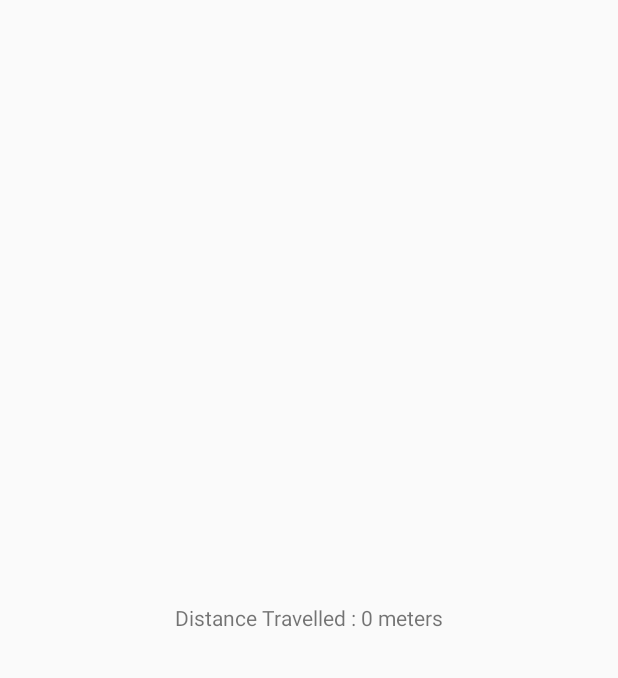
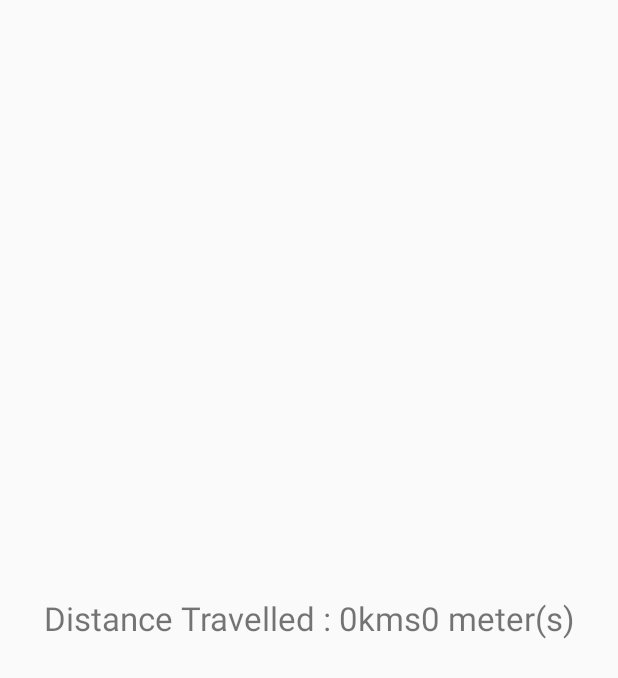
Before and after one commit to saikrishnakethan/DistanceApp, an Android app: the screen it shows after launch (MainActivity), on a phone screen of 412 x 824 dp. Before the commit the part shown is almost empty. Shown: the top 678 px of the screen. Run offline under Robolectric (Android 15) with nearby library versions, the phone set to English and light mode, and no system bars.

Commit message:
Calculated Distance with mentioned requirments

```diff
--- a/app/src/main/java/com/example/kobe24/distancecalculator/MainActivity.java
+++ b/app/src/main/java/com/example/kobe24/distancecalculator/MainActivity.java
@@ -19,10 +19,7 @@ public class MainActivity extends Activity implements LocationListener{
     Location prev;
     Location bestLocation=null;
     TextView txtLat;
-    String lat;
-    String provider;
-    protected String latitude,longitude;
-    protected boolean gps_enabled,network_enabled;
+//    TextView txtLat1,txtLat2;
 
     private void getLastKnownLocation() {
         List<String> providers = mLocationManager.getAllProviders();
@@ -44,32 +41,38 @@ public class MainActivity extends Activity implements LocationListener{
         super.onCreate(savedInstanceState);
         setContentView(R.layout.activity_main);
         txtLat = (TextView) findViewById(R.id.textview1);
+//        txtLat1 = (TextView) findViewById(R.id.textview2);
+//        txtLat2= (TextView) findViewById(R.id.textview3);
         mLocationManager = (LocationManager)getApplicationContext().getSystemService(LOCATION_SERVICE);
-        mLocationManager.requestLocationUpdates(LocationManager.GPS_PROVIDER, 1000, 1, new LocationListener() {
+        mLocationManager.requestLocationUpdates(LocationManager.GPS_PROVIDER, 2000, 2, new LocationListener() {
             @Override
             public void onLocationChanged(Location location) {
-                dist+=prev.distanceTo(location);
-                ans=(long) dist;
-                prev=location;
-                txtLat.setText("Distance Travelled : " + ans + " meters");
+                dist += prev.distanceTo(location);
+                ans = (long) dist;
+//                txtLat.setText(prev.getLongitude()+" "+prev.getLatitude());
+//                txtLat1.setText(location.getLongitude()+" "+location.getLatitude());
+                txtLat.setText("Distance Travelled : " + ans/1000 +"kms" + ans%1000 + " meter(s)");
+                prev = location;
             }
+
             @Override
             public void onProviderDisabled(String provider) {
                 // TODO Auto-generated method stub
             }
+
             @Override
             public void onProviderEnabled(String provider) {
                 // TODO Auto-generated method stub
             }
+
             @Override
             public void onStatusChanged(String provider, int status,
                                         Bundle extras) {
                 // TODO Auto-generated method stub
             }
         });
-
         getLastKnownLocation();
-        txtLat.setText("Distance Travelled : " + ans + " meters");
+        txtLat.setText("Distance Travelled : " + ans/1000 +"kms" + ans%1000 + " meter(s)");
     }
 
     @Override
--- a/app/src/main/res/layout/activity_main.xml
+++ b/app/src/main/res/layout/activity_main.xml
@@ -3,13 +3,14 @@
     android:layout_width="match_parent"
     android:layout_height="match_parent"
     tools:context="com.example.kobe24.distancecalculator.MainActivity" >
-
     <TextView
         android:id="@+id/textview1"
         android:layout_width="wrap_content"
         android:layout_height="wrap_content"
         android:layout_centerHorizontal="true"
         android:layout_centerVertical="true"
-        android:text="@string/hello_world" />
+        android:text="@string/hello_world"
+        android:textSize="22sp"
+        />
 
 </RelativeLayout>
```
Also changed, not shown: 10 other files.
